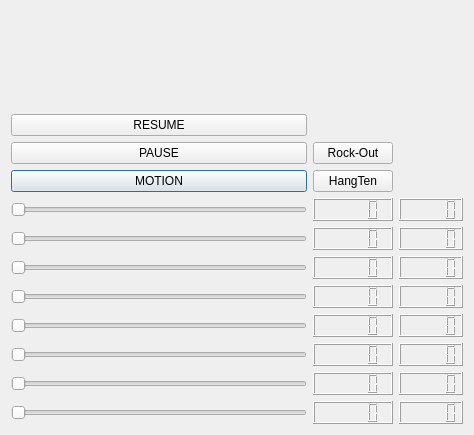
Before: the Qt Designer form code/handgui/src/CMakeQt.ui in LeeRedden/bracchium, drawn with Qt 5.
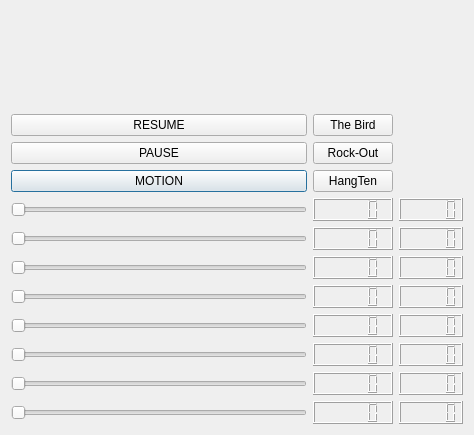
After: the same form once the commit is applied.

Commit message: plugged the gui do display motion paths. added the bird as a hand gesture

Patch:
```diff
--- a/code/handgui/src/CMakeQt.ui
+++ b/code/handgui/src/CMakeQt.ui
@@ -160,6 +160,13 @@
      </property>
     </widget>
    </item>
+   <item row="2" column="2">
+    <widget class="QPushButton" name="theBirdButton">
+     <property name="text">
+      <string>The Bird</string>
+     </property>
+    </widget>
+   </item>
   </layout>
  </widget>
  <resources/>
```
The commit also changes 3 other files.
